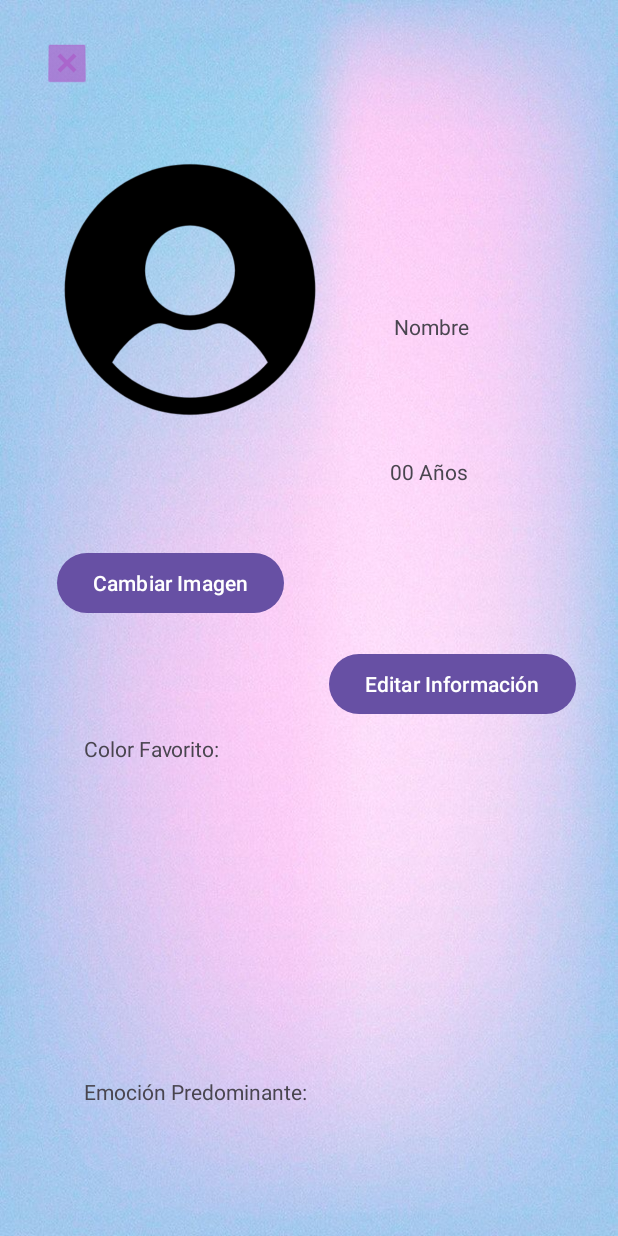
After one commit to lil-mati/HomeworkColormood, an Android app: the ActivityProfile screen opened directly, with no data from a screen before it, on a phone screen of 412 x 824 dp. The commit adds this screen. Run offline under Robolectric (Android 15) with nearby library versions, the phone set to English and light mode, and no system bars.

Commit message:
Versión beta: vista de perfil

```diff
--- a/app/src/main/AndroidManifest.xml
+++ b/app/src/main/AndroidManifest.xml
@@ -12,6 +12,9 @@
         android:supportsRtl="true"
         android:theme="@style/Theme.HomeworkColormood">
         <activity
+            android:name=".ActivityProfile"
+            android:exported="false" />
+        <activity
             android:name=".Main_ColorsList_Activity"
             android:exported="true">
             <intent-filter>
--- /dev/null
+++ b/app/src/main/java/com/example/homeworkcolormood/ActivityProfile.java
@@ -0,0 +1,24 @@
+package com.example.homeworkcolormood;
+
+import android.os.Bundle;
+
+import androidx.activity.EdgeToEdge;
+import androidx.appcompat.app.AppCompatActivity;
+import androidx.core.graphics.Insets;
+import androidx.core.view.ViewCompat;
+import androidx.core.view.WindowInsetsCompat;
+
+public class ActivityProfile extends AppCompatActivity {
+
+    @Override
+    protected void onCreate(Bundle savedInstanceState) {
+        super.onCreate(savedInstanceState);
+        EdgeToEdge.enable(this);
+        setContentView(R.layout.layout_profile);
+        ViewCompat.setOnApplyWindowInsetsListener(findViewById(R.id.main), (v, insets) -> {
+            Insets systemBars = insets.getInsets(WindowInsetsCompat.Type.systemBars());
+            v.setPadding(systemBars.left, systemBars.top, systemBars.right, systemBars.bottom);
+            return insets;
+        });
+    }
+}
--- /dev/null
+++ b/app/src/main/res/layout/layout_profile.xml
@@ -0,0 +1,122 @@
+<?xml version="1.0" encoding="utf-8"?>
+<androidx.constraintlayout.widget.ConstraintLayout xmlns:android="http://schemas.android.com/apk/res/android"
+    xmlns:app="http://schemas.android.com/apk/res-auto"
+    xmlns:tools="http://schemas.android.com/tools"
+    android:id="@+id/main"
+    android:layout_width="match_parent"
+    android:layout_height="match_parent"
+    android:background="@drawable/background"
+    tools:context=".ActivityProfile">
+
+    <Button
+        android:id="@+id/button4"
+        android:layout_width="wrap_content"
+        android:layout_height="wrap_content"
+        android:layout_marginStart="32dp"
+        android:layout_marginEnd="30dp"
+        android:text="Cambiar Imagen"
+        app:layout_constraintBottom_toTopOf="@+id/textView3"
+        app:layout_constraintEnd_toStartOf="@+id/button3"
+        app:layout_constraintHorizontal_bias="1.0"
+        app:layout_constraintStart_toStartOf="parent"
+        app:layout_constraintTop_toBottomOf="@+id/imageView"
+        app:layout_constraintVertical_bias="1.0"
+        tools:ignore="HardcodedText" />
+
+    <ImageButton
+        android:id="@+id/imageButton"
+        android:layout_width="wrap_content"
+        android:layout_height="wrap_content"
+        android:layout_marginStart="16dp"
+        android:layout_marginTop="16dp"
+        android:layout_marginEnd="339dp"
+        android:backgroundTint="@android:color/transparent"
+        android:contentDescription="@string/quitar"
+        app:layout_constraintBottom_toTopOf="@+id/imageView"
+        app:layout_constraintEnd_toEndOf="parent"
+        app:layout_constraintStart_toStartOf="parent"
+        app:layout_constraintTop_toTopOf="parent"
+        app:srcCompat="@android:drawable/btn_dialog"
+        app:tint="@android:color/holo_purple" />
+
+    <ImageView
+        android:id="@+id/imageView"
+        android:layout_width="233dp"
+        android:layout_height="190dp"
+        android:layout_marginStart="4dp"
+        android:layout_marginTop="30dp"
+        android:layout_marginEnd="11dp"
+        app:layout_constraintEnd_toStartOf="@+id/textView"
+        app:layout_constraintStart_toStartOf="parent"
+        app:layout_constraintTop_toBottomOf="@+id/imageButton"
+        app:srcCompat="@drawable/icon_user" />
+
+    <Button
+        android:id="@+id/button3"
+        android:layout_width="wrap_content"
+        android:layout_height="wrap_content"
+        android:layout_marginTop="29dp"
+        android:layout_marginEnd="28dp"
+        android:layout_marginBottom="344dp"
+        android:text="Editar Información"
+        app:layout_constraintBottom_toBottomOf="parent"
+        app:layout_constraintEnd_toEndOf="parent"
+        app:layout_constraintTop_toBottomOf="@+id/imageView"
+        app:layout_constraintVertical_bias="1.0"
+        tools:ignore="HardcodedText" />
+
+    <TextView
+        android:id="@+id/textView"
+        android:layout_width="wrap_content"
+        android:layout_height="wrap_content"
+        android:layout_marginEnd="100dp"
+        android:layout_marginBottom="108dp"
+        android:text="@string/_00_a_os"
+        app:layout_constraintBottom_toTopOf="@+id/button3"
+        app:layout_constraintEnd_toEndOf="parent" />
+
+    <TextView
+        android:id="@+id/textView2"
+        android:layout_width="wrap_content"
+        android:layout_height="wrap_content"
+        android:layout_marginStart="21dp"
+        android:layout_marginTop="158dp"
+        android:layout_marginEnd="102dp"
+        android:layout_marginBottom="27dp"
+        android:text="@string/nombre"
+        app:layout_constraintBottom_toTopOf="@+id/textView"
+        app:layout_constraintEnd_toEndOf="parent"
+        app:layout_constraintStart_toEndOf="@+id/imageView"
+        app:layout_constraintTop_toTopOf="parent" />
+
+    <TextView
+        android:id="@+id/textView3"
+        android:layout_width="wrap_content"
+        android:layout_height="wrap_content"
+        android:layout_marginStart="55dp"
+        android:layout_marginEnd="265dp"
+        android:layout_marginBottom="16dp"
+        android:text="Color Favorito:"
+        app:layout_constraintBottom_toTopOf="@+id/textView4"
+        app:layout_constraintEnd_toEndOf="parent"
+        app:layout_constraintStart_toStartOf="parent"
+        app:layout_constraintTop_toBottomOf="@+id/button4"
+        tools:ignore="HardcodedText" />
+
+    <TextView
+        android:id="@+id/textView4"
+        android:layout_width="wrap_content"
+        android:layout_height="wrap_content"
+        android:layout_marginStart="55dp"
+        android:layout_marginTop="117dp"
+        android:layout_marginEnd="207dp"
+        android:layout_marginBottom="10dp"
+        android:text="Emoción Predominante:"
+        app:layout_constraintBottom_toBottomOf="parent"
+        app:layout_constraintEnd_toEndOf="parent"
+        app:layout_constraintHorizontal_bias="1.0"
+        app:layout_constraintStart_toStartOf="parent"
+        app:layout_constraintTop_toBottomOf="@+id/textView3"
+        tools:ignore="HardcodedText" />
+
+</androidx.constraintlayout.widget.ConstraintLayout>
--- a/app/src/main/res/values/strings.xml
+++ b/app/src/main/res/values/strings.xml
@@ -9,4 +9,7 @@
     <string name="agrega_una_foto_opcional">Agrega una foto (opcional)</string>
     <string name="omitir">Omitir</string>
     <string name="guardar_mi_d_a">Guardar Mi Día</string>
+    <string name="nombre">Nombre</string>
+    <string name="_00_a_os">00 Años</string>
+    <string name="quitar">quitar</string>
 </resources>
```
